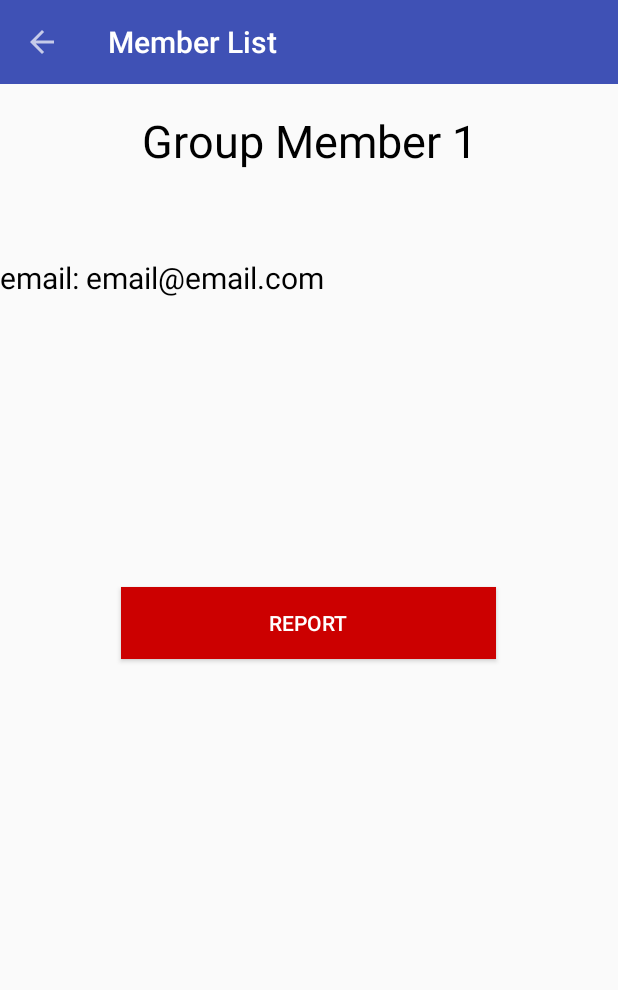
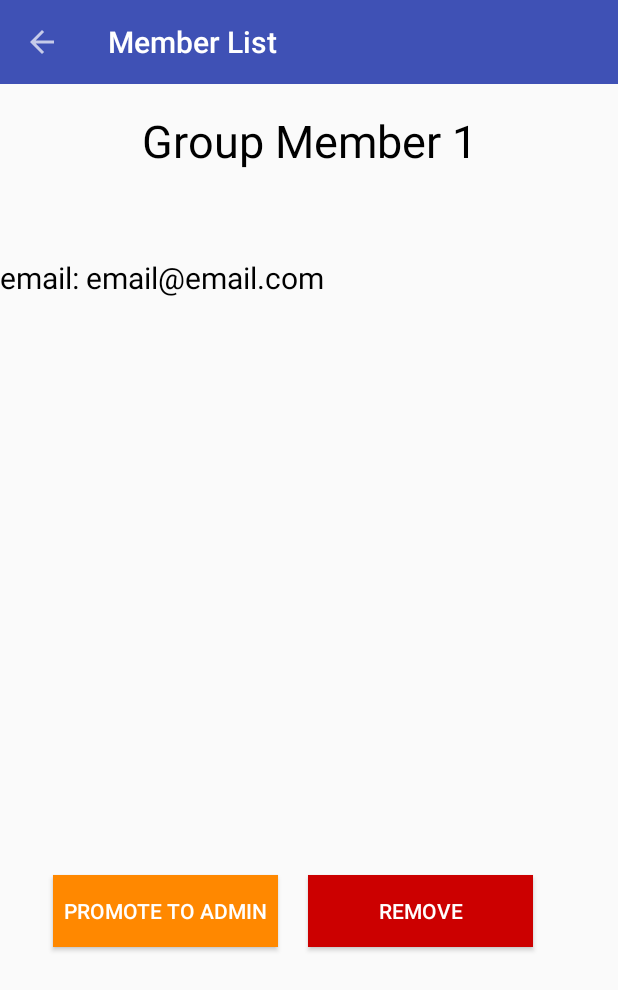
Before and after one commit to nozberkm/CSE-110-Galendary, an Android app: the MemberList screen opened directly, with no data from a screen before it, after a tap on "Group Member 1", on a phone screen of 412 x 824 dp. Shown: the top 990 px of the screen. Run offline under Robolectric (Android 15) with nearby library versions, the phone set to English and light mode, and no system bars.

Commit message:
Buttons clickable with checks

```diff
--- a/app/src/main/java/com/example/aymaan/cse110applogin/MemberList.java
+++ b/app/src/main/java/com/example/aymaan/cse110applogin/MemberList.java
@@ -35,7 +35,7 @@ public class MemberList extends AppCompatActivity {
         lstview.setAdapter(adapter);
         lstview.setOnItemClickListener(new AdapterView.OnItemClickListener(){
             public void onItemClick(AdapterView<?> parent, View view, int position, long id){
-                Intent toMember = new Intent(MemberList.this, MemberPage.class);
+                Intent toMember = new Intent(MemberList.this, MemberPageAdminView.class);
                 toMember.putExtra("name", lstview.getItemAtPosition(position).toString());
                 startActivity(toMember);
             }
--- a/app/src/main/java/com/example/aymaan/cse110applogin/MemberPageAdminView.java
+++ b/app/src/main/java/com/example/aymaan/cse110applogin/MemberPageAdminView.java
@@ -1,24 +1,86 @@
 package com.example.aymaan.cse110applogin;
 
+import android.content.Context;
+import android.content.DialogInterface;
 import android.content.Intent;
 import android.os.Bundle;
+import android.support.v7.app.AlertDialog;
 import android.support.v7.app.AppCompatActivity;
+import android.view.View;
+import android.widget.Button;
 import android.widget.TextView;
 
 public class MemberPageAdminView extends AppCompatActivity {
     private android.support.v7.widget.Toolbar mToolbar;
+    private Button promote;
+    private Button remove;
+    Context context;
+    String name;
 
     protected void onCreate(Bundle savedInstanceState){
         super.onCreate(savedInstanceState);
         setContentView(R.layout.member_with_admin);
+        context = this;
 
         Intent intent = getIntent();
         Bundle bd = intent.getExtras();
 
         TextView memberName = (TextView) findViewById(R.id.textView);
         TextView email = (TextView) findViewById(R.id.textView2);
-        memberName.setText((String) bd.get("name"));
+        name = (String) bd.get("name");
+        memberName.setText(name);
         email.setText("email: email@email.com");
+
+       promote = (Button) findViewById(R.id.button2);
+       remove = (Button) findViewById(R.id.button3);
+
+
+        promote.setOnClickListener(new View.OnClickListener(){
+            @Override
+            public void onClick(View v) {
+                AlertDialog.Builder builder = new AlertDialog.Builder(context);
+                builder.setMessage("Do you want to promote?");
+                builder.setCancelable(false);
+                builder.setPositiveButton("Yes", new DialogInterface.OnClickListener() {
+                    @Override
+                    public void onClick(DialogInterface dialog, int which) {
+
+                    }
+                });
+                builder.setNegativeButton("No", new DialogInterface.OnClickListener() {
+                    @Override
+                    public void onClick(DialogInterface dialog, int which) {
+                        //do nothing
+                    }
+                });
+                builder.create().show();
+
+            }
+        });
+
+
+        remove.setOnClickListener(new View.OnClickListener(){
+            @Override
+            public void onClick(View v) {
+                AlertDialog.Builder builder = new AlertDialog.Builder(context);
+                builder.setMessage("Do you want to remove " + name + "?");
+                builder.setCancelable(false);
+                builder.setPositiveButton("Yes", new DialogInterface.OnClickListener() {
+                    @Override
+                    public void onClick(DialogInterface dialog, int which) {
+                        //promote to admin
+                    }
+                });
+                builder.setNegativeButton("No", new DialogInterface.OnClickListener() {
+                    @Override
+                    public void onClick(DialogInterface dialog, int which) {
+                        //do nothing
+                    }
+                });
+                builder.create().show();
+            }
+        });
+
 
         mToolbar = (android.support.v7.widget.Toolbar) findViewById(R.id.nav_action);
         setSupportActionBar(mToolbar);
```
